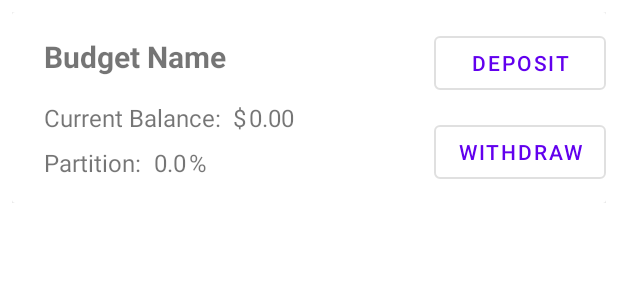
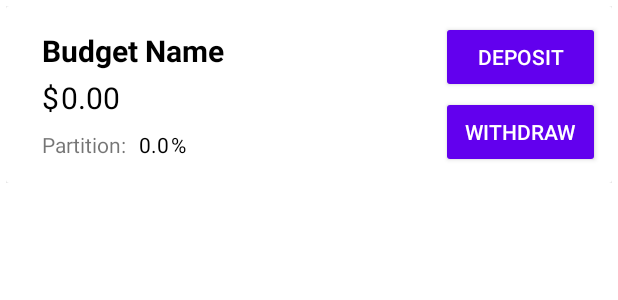
Before and after one commit to taylor-giles/Money-Manager, an Android app: the layout layout_budget_view.xml on its own in the app's theme, with its tools: preview values and no code run, on a phone screen of 412 x 824 dp. Shown: the top 300 px of the screen. Run offline under Robolectric (Android 15) with nearby library versions, the phone set to English and light mode, and no system bars.

Commit message:
Implement list of budgets

```diff
--- a/app/src/main/java/giles/budgetapp/activities/MainActivity.kt
+++ b/app/src/main/java/giles/budgetapp/activities/MainActivity.kt
@@ -1,6 +1,7 @@
 package giles.budgetapp.activities
 
 import android.content.Intent
+import android.graphics.Color
 import androidx.appcompat.app.AppCompatActivity
 import android.os.Bundle
 import android.util.Log
@@ -9,6 +10,7 @@ import android.view.Menu
 import androidx.recyclerview.widget.LinearLayoutManager
 import androidx.recyclerview.widget.RecyclerView
 import giles.budgetapp.AppData
+import giles.budgetapp.Budget
 import giles.budgetapp.R
 import giles.budgetapp.views.BudgetViewAdapter
 
@@ -55,9 +57,10 @@ class MainActivity : AppCompatActivity() {
 
     override fun onResume(){
         super.onResume()
+        adapter.dataSet = AppData.budgets
         adapter.notifyDataSetChanged()
         Log.d("LOGLOGLOGLOGLOG", "Here")
-        for (budget in AppData.budgets) {
+        for (budget in adapter.dataSet) {
             Log.d("LOGLOGLOGLOGLOG", budget.name)
         }
     }
--- a/app/src/main/java/giles/budgetapp/views/BudgetView.kt
+++ b/app/src/main/java/giles/budgetapp/views/BudgetView.kt
@@ -1,7 +1,9 @@
 package giles.budgetapp.views
 
 import android.content.Context
+import android.content.res.ColorStateList
 import android.util.AttributeSet
+import android.view.LayoutInflater
 import android.view.View
 import android.view.ViewGroup
 import android.widget.Button
@@ -10,6 +12,7 @@ import androidx.constraintlayout.widget.ConstraintLayout
 import androidx.recyclerview.widget.RecyclerView
 import giles.budgetapp.Budget
 import giles.budgetapp.R
+import giles.util.ColorUtils
 
 class BudgetView @JvmOverloads constructor(
     context : Context,
@@ -30,25 +33,32 @@ class BudgetView @JvmOverloads constructor(
 
     init {
         inflate(context, R.layout.layout_budget_view, this)
+        this.layoutParams = LayoutParams(LayoutParams.MATCH_PARENT, LayoutParams.WRAP_CONTENT)
 
         //Get components
-        depositButton = findViewById(R.id.btn_budget_item_deposit)
-        withdrawButton = findViewById(R.id.btn_budget_item_withdraw)
-        partitionText = findViewById(R.id.text_budget_item_partition)
-        nameText = findViewById(R.id.text_budget_item_name)
-        amountText = findViewById(R.id.text_budget_item_amount)
-        colorView = findViewById(R.id.view_budget_color)
+        depositButton = this.findViewById(R.id.btn_budget_item_deposit)
+        withdrawButton = this.findViewById(R.id.btn_budget_item_withdraw)
+        partitionText = this.findViewById(R.id.text_budget_item_partition)
+        nameText = this.findViewById(R.id.text_budget_item_name)
+        amountText = this.findViewById(R.id.text_budget_item_amount)
+        colorView = this.findViewById(R.id.view_budget_color)
 
         //Set budget if it is given
-        budget?.let { setBudget(it) }
+        if(budget != null){
+            setBudget(budget)
+        }
     }
 
     fun setBudget(budget: Budget){
         this.budget = budget
         nameText.text = budget.name
         partitionText.text = budget.partition.toString()
-        amountText.text = budget.amount.toString()
+        amountText.text = String.format("%.2f", budget.amount)
         colorView.setBackgroundColor(budget.color)
+        depositButton.backgroundTintList = ColorStateList.valueOf(budget.color)
+        withdrawButton.backgroundTintList = ColorStateList.valueOf(budget.color)
+        depositButton.setTextColor(ColorUtils.getContrastingTextColor(budget.color))
+        withdrawButton.setTextColor(ColorUtils.getContrastingTextColor(budget.color))
 
         //Button behaviors
         depositButton.setOnClickListener {
@@ -66,14 +76,14 @@ class BudgetView @JvmOverloads constructor(
  * A RecyclerView adapter for displaying budgets
  */
 class BudgetViewAdapter(
-    private var dataSet: ArrayList<Budget>,
+    var dataSet: List<Budget>
 ): RecyclerView.Adapter<BudgetViewAdapter.BudgetViewHolder>(){
 
     /**
      * A ViewHolder for views displaying budgets
      */
     class BudgetViewHolder constructor(
-        private val view: BudgetView,
+        private val view: BudgetView
     ) : RecyclerView.ViewHolder(view){
 
         fun setBudget(budget: Budget){
--- a/app/src/main/res/layout/activity_main.xml
+++ b/app/src/main/res/layout/activity_main.xml
@@ -51,6 +51,7 @@
             android:layout_width="wrap_content"
             android:layout_height="wrap_content"
             android:text="@string/deposit"
+            android:textColor="#FFFFFF"
             app:layout_constraintBottom_toBottomOf="parent"
             app:layout_constraintEnd_toEndOf="parent"
             app:layout_constraintTop_toTopOf="parent" />
--- a/app/src/main/res/layout/layout_budget_view.xml
+++ b/app/src/main/res/layout/layout_budget_view.xml
@@ -2,119 +2,29 @@
 <androidx.constraintlayout.widget.ConstraintLayout xmlns:android="http://schemas.android.com/apk/res/android"
     xmlns:app="http://schemas.android.com/apk/res-auto"
     xmlns:tools="http://schemas.android.com/tools"
+    android:id="@+id/layout_budget_view"
     android:layout_width="match_parent"
     android:layout_height="wrap_content"
-    android:padding="8dp">
+    android:padding="4dp">
 
     <androidx.cardview.widget.CardView
-        android:layout_width="0dp"
+        android:layout_width="match_parent"
         android:layout_height="wrap_content"
-        app:cardElevation="3dp"
+        app:cardElevation="30dp"
         app:layout_constraintEnd_toEndOf="parent"
         app:layout_constraintStart_toStartOf="parent"
         app:layout_constraintTop_toTopOf="parent">
 
         <androidx.constraintlayout.widget.ConstraintLayout
             android:layout_width="match_parent"
-            android:layout_height="match_parent">
-
-            <View
-                android:id="@+id/view_budget_color"
-                android:layout_width="5dp"
-                android:layout_height="0dp"
-                app:layout_constraintBottom_toBottomOf="parent"
-                app:layout_constraintStart_toStartOf="parent"
-                app:layout_constraintTop_toTopOf="parent" />
-
-            <androidx.constraintlayout.widget.ConstraintLayout
-                android:id="@+id/layout_budget_item_content"
-                android:layout_width="wrap_content"
-                android:layout_height="match_parent"
-                android:padding="16dp"
-                app:layout_constraintBottom_toBottomOf="parent"
-                app:layout_constraintStart_toEndOf="@+id/view_budget_color"
-                app:layout_constraintTop_toTopOf="parent">
-
-                <TextView
-                    android:id="@+id/textView9"
-                    android:layout_width="wrap_content"
-                    android:layout_height="wrap_content"
-                    android:layout_marginTop="16dp"
-                    android:text="@string/current_balance_label"
-                    android:textSize="16sp"
-                    app:layout_constraintStart_toStartOf="parent"
-                    app:layout_constraintTop_toBottomOf="@+id/text_budget_item_name" />
-
-                <TextView
-                    android:id="@+id/textView11"
-                    android:layout_width="wrap_content"
-                    android:layout_height="wrap_content"
-                    android:layout_marginStart="8dp"
-                    android:text="@string/_dollar_sign"
-                    android:textSize="16sp"
-                    app:layout_constraintBottom_toBottomOf="@+id/textView9"
-                    app:layout_constraintStart_toEndOf="@+id/textView9"
-                    app:layout_constraintTop_toTopOf="@+id/textView9" />
-
-                <TextView
-                    android:id="@+id/text_budget_item_name"
-                    android:layout_width="wrap_content"
-                    android:layout_height="wrap_content"
-                    android:text="@string/budget_name"
-                    android:textSize="20sp"
-                    android:textStyle="bold"
-                    app:layout_constraintStart_toStartOf="parent"
-                    app:layout_constraintTop_toTopOf="parent" />
-
-                <TextView
-                    android:id="@+id/text_budget_item_amount"
-                    android:layout_width="wrap_content"
-                    android:layout_height="wrap_content"
-                    android:layout_marginStart="2dp"
-                    android:text="@string/_0_00"
-                    android:textSize="16sp"
-                    app:layout_constraintBottom_toBottomOf="@+id/textView11"
-                    app:layout_constraintStart_toEndOf="@+id/textView11"
-                    app:layout_constraintTop_toTopOf="@+id/textView11" />
-
-                <TextView
-                    android:id="@+id/textView15"
-                    android:layout_width="wrap_content"
-                    android:layout_height="wrap_content"
-                    android:layout_marginStart="2dp"
-                    android:text="@string/_percent_sign"
-                    android:textSize="16sp"
-                    app:layout_constraintBottom_toBottomOf="@+id/text_budget_item_partition"
-                    app:layout_constraintStart_toEndOf="@+id/text_budget_item_partition"
-                    app:layout_constraintTop_toTopOf="@+id/text_budget_item_partition" />
-
-                <TextView
-                    android:id="@+id/textView13"
-                    android:layout_width="wrap_content"
-                    android:layout_height="wrap_content"
-                    android:layout_marginTop="8dp"
-                    android:text="@string/partition_label"
-                    android:textSize="16sp"
-                    app:layout_constraintStart_toStartOf="parent"
-                    app:layout_constraintTop_toBottomOf="@+id/textView9" />
-
-                <TextView
-                    android:id="@+id/text_budget_item_partition"
-                    android:layout_width="wrap_content"
-                    android:layout_height="wrap_content"
-                    android:layout_marginStart="8dp"
-                    android:text="@string/_0_0"
-                    android:textSize="16sp"
-                    app:layout_constraintBottom_toBottomOf="@+id/textView13"
-                    app:layout_constraintStart_toEndOf="@+id/textView13"
-                    app:layout_constraintTop_toTopOf="@+id/textView13" />
-            </androidx.constraintlayout.widget.ConstraintLayout>
+            android:layout_height="wrap_content">
 
             <LinearLayout
                 android:id="@+id/layout_budget_item_buttons"
                 android:layout_width="wrap_content"
                 android:layout_height="0dp"
                 android:layout_marginTop="10dp"
+                android:layout_marginEnd="8dp"
                 android:layout_marginBottom="10dp"
                 android:orientation="vertical"
                 app:layout_constraintBottom_toBottomOf="parent"
@@ -123,7 +33,7 @@
 
                 <Button
                     android:id="@+id/btn_budget_item_deposit"
-                    style="@style/Widget.MaterialComponents.Button.OutlinedButton"
+                    style="@style/Widget.AppCompat.Button.Colored"
                     android:layout_width="match_parent"
                     android:layout_height="wrap_content"
                     android:text="@string/deposit" />
@@ -135,13 +45,99 @@
 
                 <Button
                     android:id="@+id/btn_budget_item_withdraw"
-                    style="@style/Widget.MaterialComponents.Button.OutlinedButton"
+                    style="@style/Widget.AppCompat.Button.Colored"
                     android:layout_width="match_parent"
                     android:layout_height="wrap_content"
                     android:text="@string/withdraw" />
 
             </LinearLayout>
 
+            <View
+                android:id="@+id/view_budget_color"
+                android:layout_width="8dp"
+                android:layout_height="0dp"
+                app:layout_constraintBottom_toBottomOf="parent"
+                app:layout_constraintStart_toStartOf="parent"
+                app:layout_constraintTop_toTopOf="parent" />
+
+            <androidx.constraintlayout.widget.ConstraintLayout
+                android:id="@+id/layout_budget_item_content"
+                android:layout_width="wrap_content"
+                android:layout_height="wrap_content"
+                android:padding="16dp"
+                app:layout_constraintBottom_toBottomOf="parent"
+                app:layout_constraintStart_toEndOf="@+id/view_budget_color"
+                app:layout_constraintTop_toTopOf="parent">
+
+                <TextView
+                    android:id="@+id/textView11"
+                    android:layout_width="wrap_content"
+                    android:layout_height="wrap_content"
+                    android:layout_marginTop="4dp"
+                    android:text="@string/_dollar_sign"
+                    android:textColor="@color/black"
+                    android:textSize="20sp"
+                    app:layout_constraintStart_toStartOf="parent"
+                    app:layout_constraintTop_toBottomOf="@+id/text_budget_item_name" />
+
+                <TextView
+                    android:id="@+id/text_budget_item_name"
+                    android:layout_width="wrap_content"
+                    android:layout_height="wrap_content"
+                    android:text="@string/budget_name"
+                    android:textColor="@color/black"
+                    android:textSize="20sp"
+                    android:textStyle="bold"
+                    app:layout_constraintStart_toStartOf="parent"
+                    app:layout_constraintTop_toTopOf="parent" />
+
+                <TextView
+                    android:id="@+id/text_budget_item_amount"
+                    android:layout_width="wrap_content"
+                    android:layout_height="wrap_content"
+                    android:layout_marginStart="1dp"
+                    android:text="@string/_0_00"
+                    android:textColor="@color/black"
+                    android:textSize="20sp"
+                    app:layout_constraintBottom_toBottomOf="@+id/textView11"
+                    app:layout_constraintStart_toEndOf="@+id/textView11"
+                    app:layout_constraintTop_toTopOf="@+id/textView11" />
+
+                <TextView
+                    android:id="@+id/textView15"
+                    android:layout_width="wrap_content"
+                    android:layout_height="wrap_content"
+                    android:layout_marginStart="1dp"
+                    android:text="@string/_percent_sign"
+                    android:textColor="@color/black"
+                    android:textSize="14sp"
+                    app:layout_constraintBottom_toBottomOf="@+id/text_budget_item_partition"
+                    app:layout_constraintStart_toEndOf="@+id/text_budget_item_partition"
+                    app:layout_constraintTop_toTopOf="@+id/text_budget_item_partition" />
+
+                <TextView
+                    android:id="@+id/textView13"
+                    android:layout_width="wrap_content"
+                    android:layout_height="wrap_content"
+                    android:layout_marginTop="8dp"
+                    android:text="@string/partition_label"
+                    android:textSize="14sp"
+                    app:layout_constraintStart_toStartOf="parent"
+                    app:layout_constraintTop_toBottomOf="@+id/textView11" />
+
+                <TextView
+                    android:id="@+id/text_budget_item_partition"
+                    android:layout_width="wrap_content"
+                    android:layout_height="wrap_content"
+                    android:layout_marginStart="8dp"
+                    android:text="@string/_0_0"
+                    android:textColor="@color/black"
+                    android:textSize="14sp"
+                    app:layout_constraintBottom_toBottomOf="@+id/textView13"
+                    app:layout_constraintStart_toEndOf="@+id/textView13"
+                    app:layout_constraintTop_toTopOf="@+id/textView13" />
+            </androidx.constraintlayout.widget.ConstraintLayout>
+
         </androidx.constraintlayout.widget.ConstraintLayout>
     </androidx.cardview.widget.CardView>
 </androidx.constraintlayout.widget.ConstraintLayout>
```
